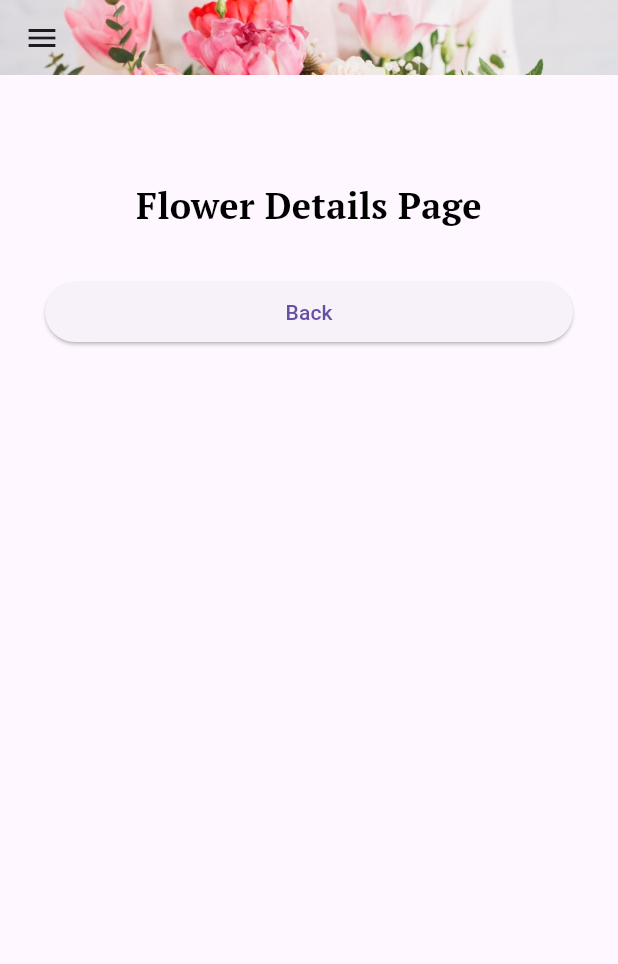
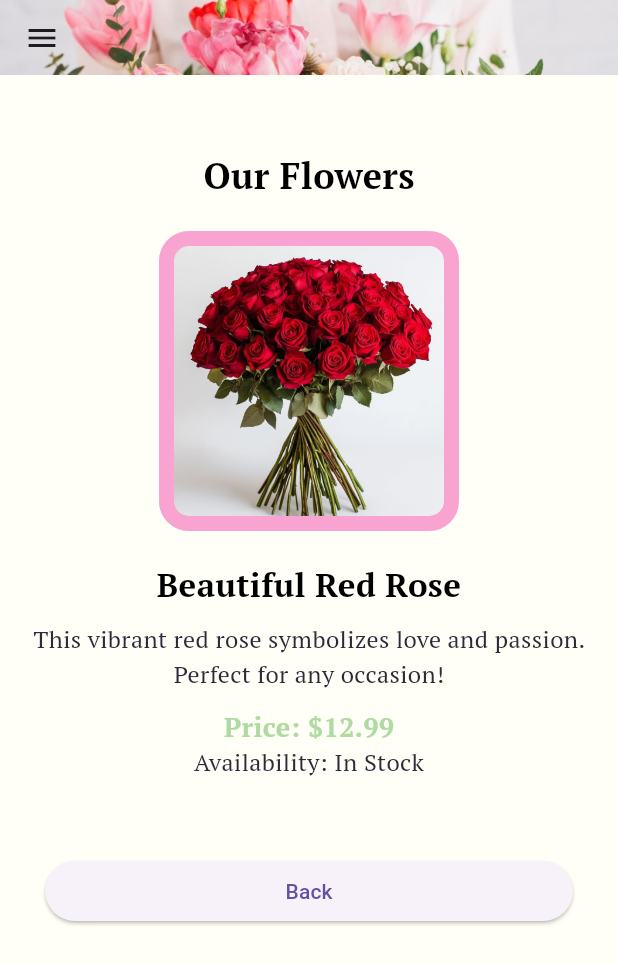
Before and after one commit to llasus-ronnie/Bloom-and-Bliss, a Flutter app: the screen it shows after launch, in the side drawer, after a tap on "Our Flowers", on a phone screen of 412 x 824 dp. Shown: the top 964 px of the screen. Run offline on Flutter 3.47's test engine with Material 3 defaults, Android fonts, the phone set to English and light mode, and no system bars.

Commit message:
details page (to be continued)

```diff
--- a/lib/pages/details_page.dart
+++ b/lib/pages/details_page.dart
@@ -1,21 +1,21 @@
 import 'package:flutter/material.dart';
 import 'package:bloom_and_bliss/sidenav.dart';
 import 'package:bloom_and_bliss/main.dart';
+import 'package:bloom_and_bliss/constants/colors.dart';
 
 void main() {
   runApp(const DetailsPage());
 }
 
 class DetailsPage extends StatelessWidget {
-  const DetailsPage ({super.key});
+  const DetailsPage({super.key});
 
-  // This widget is the root of your application.
   @override
   Widget build(BuildContext context) {
-    const String apptitle = "Flower Shop";
     return MaterialApp(
-      title: apptitle,
+      title: "Flower Shop",
       home: Scaffold(
+        backgroundColor: AppColors.beige,
         appBar: PreferredSize(
           preferredSize: Size.fromHeight(50),
           child: AppBar(
@@ -28,17 +28,17 @@ class DetailsPage extends StatelessWidget {
                 ),
               ),
             ),
-            backgroundColor: Colors.transparent,
             elevation: 0,
           ),
         ),
         drawer: Sidenav(),
         body: SingleChildScrollView(
           child: Column(
-              children: [
-                TextTitleSection(),
-                ButtonFieldSection()
-              ]
+            children: [
+              TextTitleSection(),
+              BodySection(),
+              ButtonFieldSection(),
+            ],
           ),
         ),
       ),
@@ -51,16 +51,81 @@ class TextTitleSection extends StatelessWidget {
 
   @override
   Widget build(BuildContext context) {
-    return Padding(padding: EdgeInsets.only(top: 70),
-      child: Row(
-        mainAxisAlignment: MainAxisAlignment.center,
+    return Padding(
+      padding: EdgeInsets.only(top: 50),
+      child: Text(
+        "Our Flowers",
+        style: TextStyle(
+          fontSize: 24,
+          fontWeight: FontWeight.bold,
+          color: Colors.black,
+          fontFamily: 'PTSerif'
+        ),
+      ),
+    );
+  }
+}
+
+class BodySection extends StatelessWidget {
+  const BodySection({super.key});
+
+  @override
+  Widget build(BuildContext context) {
+    return Padding(
+      padding: EdgeInsets.all(20),
+      child: Column(
         children: [
-          Text("Flower Details Page",
+          Center(
+            child: Container(
+              width: 200,
+              height: 200,
+              decoration: BoxDecoration(
+                border: Border.all(color: AppColors.pink, width: 10),
+                borderRadius: BorderRadius.circular(20),
+                image: DecorationImage(
+                  image: AssetImage('assets/sample-flower.jpg'),
+                  fit: BoxFit.cover,
+                ),
+              ),
+            ),
+          ),
+          SizedBox(height: 20),
+          Text(
+            "Beautiful Red Rose",
             style: TextStyle(
-                fontSize: 24,
-                fontWeight: FontWeight.bold,
-                color: Colors.black,
-                fontFamily: 'PTSerif'
+              fontSize: 22,
+              fontWeight: FontWeight.bold,
+              color: Colors.black,
+              fontFamily: 'PTSerif'
+            ),
+            textAlign: TextAlign.center,
+          ),
+          SizedBox(height: 10),
+          Text(
+            "This vibrant red rose symbolizes love and passion. Perfect for any occasion!",
+            style: TextStyle(
+              fontSize: 16,
+              color: AppColors.black,
+              fontFamily: 'PTSerif'
+            ),
+            textAlign: TextAlign.center,
+          ),
+          SizedBox(height: 10),
+          Text(
+            "Price: \$12.99",
+            style: TextStyle(
+              fontSize: 18,
+              fontWeight: FontWeight.bold,
+              color: AppColors.green,
+              fontFamily: 'PTSerif'
+            ),
+          ),
+          Text(
+            "Availability: In Stock",
+            style: TextStyle(
+              fontSize: 16,
+              color: AppColors.black,
+              fontFamily: 'PTSerif'
             ),
           ),
         ],
@@ -69,11 +134,11 @@ class TextTitleSection extends StatelessWidget {
   }
 }
 
-class ButtonFieldSection extends StatelessWidget{
+class ButtonFieldSection extends StatelessWidget {
   const ButtonFieldSection({super.key});
 
   @override
-  Widget build(BuildContext context){
+  Widget build(BuildContext context) {
     return Padding(padding: EdgeInsets.all(30),
       child: Row(
         spacing: 10,
@@ -81,7 +146,9 @@ class ButtonFieldSection extends StatelessWidget{
         children: [
           Expanded(child:
           ElevatedButton(
-              onPressed: () => Navigator.push(context, MaterialPageRoute(builder: (context) => MyApp())),
+              onPressed: () =>
+                  Navigator.push(context,
+                      MaterialPageRoute(builder: (context) => MyApp())),
               child: Text("Back"))
           ),
         ],
--- a/pubspec.yaml
+++ b/pubspec.yaml
@@ -65,6 +65,7 @@ flutter:
     - assets/guest-icon.png
     - assets/flower-placeholder1.png
     - assets/flower-placeholder2.png
+    - assets/sample-flower.jpg
 
   # An image asset can refer to one or more resolution-specific "variants", see
   # https://flutter.dev/to/resolution-aware-images
```
Also changed, not shown: assets/sample-flower.jpg (added).
